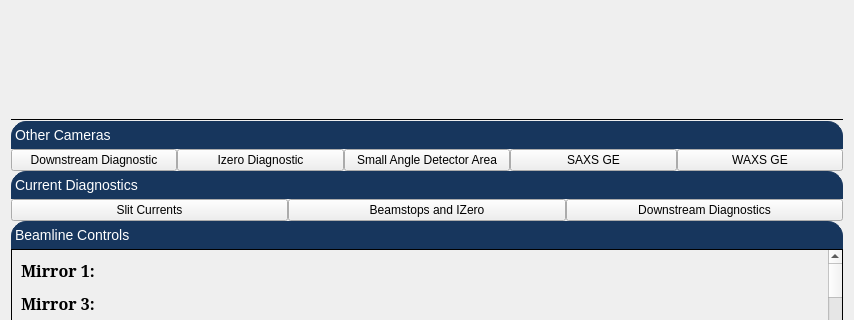
Before: the Qt Designer form RSoXSmain.ui in NSLS-II-SST/RSoXS_UIS, drawn with Qt 5; both pictures show x 0 to 854 and y 388 to 708 of the 854 by 967 pixel window.
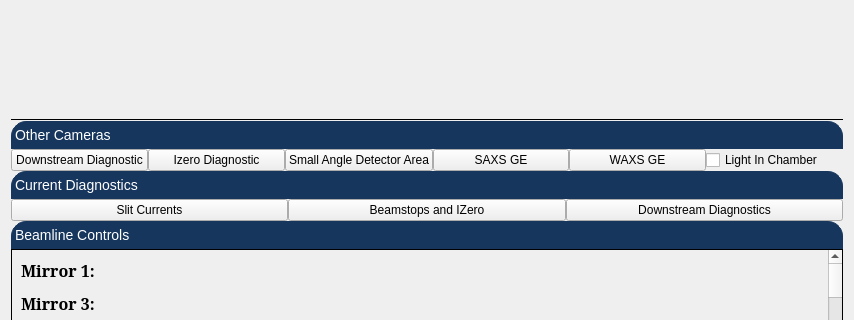
After: the same form once the commit is applied. Custom widgets are drawn as their Qt base class.

Commit message: Adding functionality, combining panels

The edit to the form file:
```diff
--- a/RSoXSmain.ui
+++ b/RSoXSmain.ui
@@ -451,6 +451,35 @@
            </property>
           </widget>
          </item>
+         <item>
+          <widget class="PyDMCheckbox" name="PyDMCheckbox">
+           <property name="toolTip">
+            <string/>
+           </property>
+           <property name="autoFillBackground">
+            <bool>false</bool>
+           </property>
+           <property name="styleSheet">
+            <string notr="true">PyDMCheckbox { background-color: white }
+PyDMCheckbox:checked { background-color: yellow }</string>
+           </property>
+           <property name="text">
+            <string>Light In Chamber</string>
+           </property>
+           <property name="iconSize">
+            <size>
+             <width>50</width>
+             <height>16</height>
+            </size>
+           </property>
+           <property name="checked">
+            <bool>false</bool>
+           </property>
+           <property name="channel" stdset="0">
+            <string>ca://XF:07ID-CT{RG:C1-PDU:1}Sw:8-Sel</string>
+           </property>
+          </widget>
+         </item>
         </layout>
        </item>
        <item>
@@ -1514,6 +1543,11 @@
    <extends>QLabel</extends>
    <header>pydm.widgets.label</header>
   </customwidget>
+  <customwidget>
+   <class>PyDMCheckbox</class>
+   <extends>QCheckBox</extends>
+   <header>pydm.widgets.checkbox</header>
+  </customwidget>
   <customwidget>
    <class>PyDMEmbeddedDisplay</class>
    <extends>QFrame</extends>
```
Left out of the diff: 20 changed lines with no effect on the pictures. The commit also changes 4 other files.
